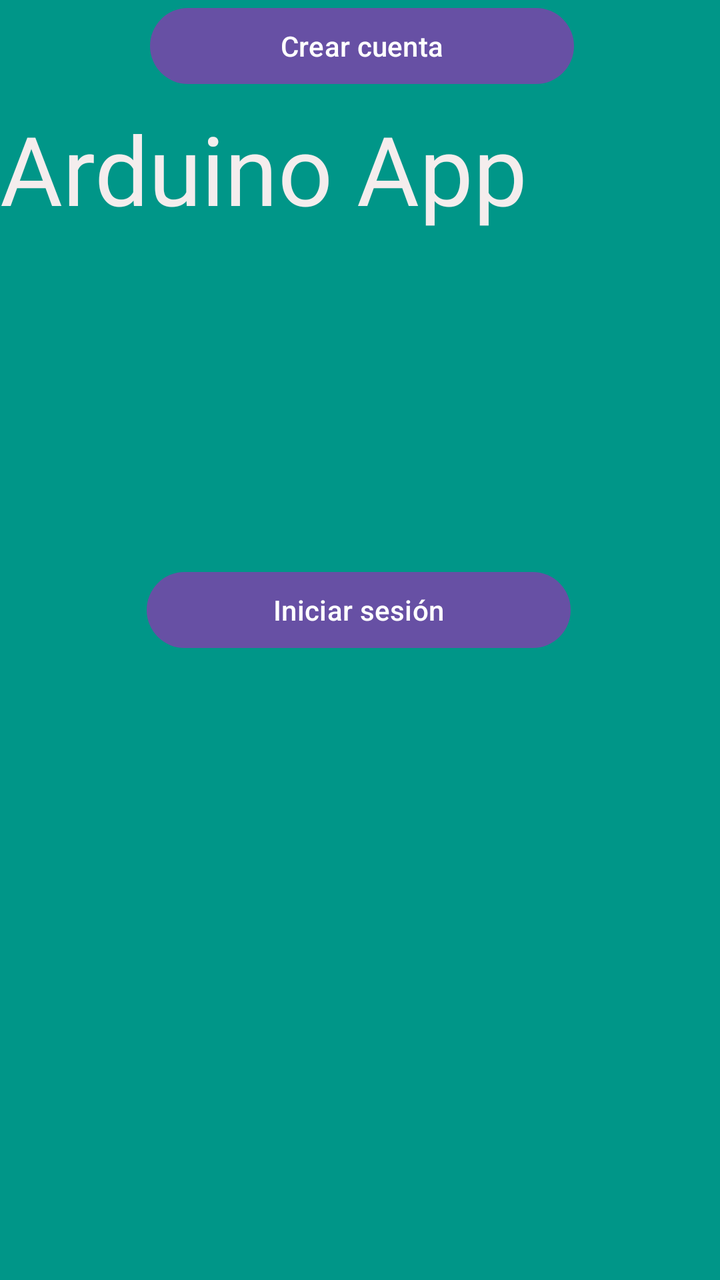
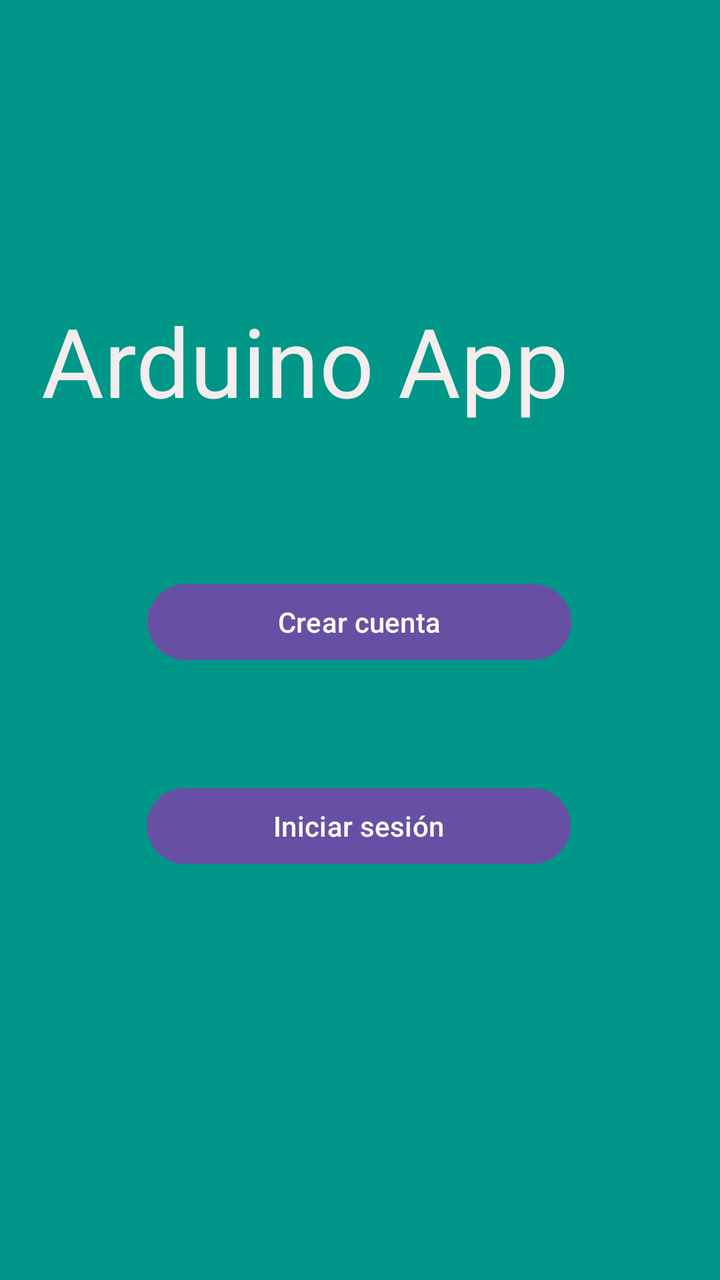

Before-and-after screenshots of an Android layout around one commit, followed by the original layout XML and the change that was made.
<!-- AndroidManifest.xml: application theme Theme.ArduinoApp -->
<!-- res/layout/activity_main.xml -->
<?xml version="1.0" encoding="utf-8"?>
<androidx.constraintlayout.widget.ConstraintLayout xmlns:android="http://schemas.android.com/apk/res/android"
    xmlns:app="http://schemas.android.com/apk/res-auto"
    xmlns:tools="http://schemas.android.com/tools"
    android:id="@+id/main"
    android:layout_width="match_parent"
    android:layout_height="match_parent"
    android:background="#009688"
    tools:context=".MainActivity">

    <TextView
        android:id="@+id/Titulo_principal"
        android:layout_width="318dp"
        android:layout_height="86dp"
        android:layout_marginTop="52dp"
        android:fontFamily="@font/comfortaa"
        android:text="Arduino App "
        android:textColor="#F4EDED"
        android:textSize="48sp"
        app:layout_constraintTop_toTopOf="parent"
        tools:layout_editor_absoluteX="46dp" />

    <Button
        android:id="@+id/btningresar"
        android:layout_width="212dp"
        android:layout_height="46dp"
        android:layout_marginStart="139dp"
        android:layout_marginTop="144dp"
        android:layout_marginEnd="139dp"
        android:text="Iniciar sesión"
        app:layout_constraintEnd_toEndOf="parent"
        app:layout_constraintHorizontal_bias="0.506"
        app:layout_constraintStart_toStartOf="parent"
        app:layout_constraintTop_toBottomOf="@+id/Titulo_principal" />

    <Button
        android:id="@+id/btncrear"
        android:layout_width="212dp"
        android:layout_height="46dp"
        android:layout_marginStart="139dp"
        android:layout_marginTop="68dp"
        android:layout_marginEnd="144dp"
        android:text="Crear cuenta"
        app:layout_constraintEnd_toEndOf="parent"
        app:layout_constraintHorizontal_bias="0.476"
        app:layout_constraintStart_toStartOf="parent"
        app:layout_constraintTop_toBottomOf="@+id/btnIniciarSesion" />

</androidx.constraintlayout.widget.ConstraintLayout>
<!-- resources referenced by this layout -->
<resources>
  <style name="Theme.ArduinoApp" parent="Base.Theme.ArduinoApp" />
  <style name="Base.Theme.ArduinoApp" parent="Theme.Material3.DayNight.NoActionBar">
          
          
      </style>
</resources>

<!-- the commit's change to res/layout/activity_main.xml (unified diff, before → after) -->
@@ -12,20 +12,35 @@
         android:id="@+id/Titulo_principal"
         android:layout_width="318dp"
         android:layout_height="86dp"
-        android:layout_marginTop="52dp"
+        android:layout_marginStart="46dp"
+        android:layout_marginTop="148dp"
+        android:layout_marginEnd="47dp"
         android:fontFamily="@font/comfortaa"
         android:text="Arduino App "
         android:textColor="#F4EDED"
         android:textSize="48sp"
-        app:layout_constraintTop_toTopOf="parent"
-        tools:layout_editor_absoluteX="46dp" />
+        app:layout_constraintEnd_toEndOf="parent"
+        app:layout_constraintStart_toStartOf="parent"
+        app:layout_constraintTop_toTopOf="parent" />
+
+    <Button
+        android:id="@+id/btncrear"
+        android:layout_width="212dp"
+        android:layout_height="46dp"
+        android:layout_marginStart="99dp"
+        android:layout_marginTop="54dp"
+        android:layout_marginEnd="100dp"
+        android:text="Crear cuenta"
+        app:layout_constraintEnd_toEndOf="parent"
+        app:layout_constraintStart_toStartOf="parent"
+        app:layout_constraintTop_toBottomOf="@+id/Titulo_principal" />
 
     <Button
         android:id="@+id/btningresar"
         android:layout_width="212dp"
         android:layout_height="46dp"
         android:layout_marginStart="139dp"
-        android:layout_marginTop="144dp"
+        android:layout_marginTop="156dp"
         android:layout_marginEnd="139dp"
         android:text="Iniciar sesión"
         app:layout_constraintEnd_toEndOf="parent"
@@ -33,17 +48,4 @@
         app:layout_constraintStart_toStartOf="parent"
         app:layout_constraintTop_toBottomOf="@+id/Titulo_principal" />
 
-    <Button
-        android:id="@+id/btncrear"
-        android:layout_width="212dp"
-        android:layout_height="46dp"
-        android:layout_marginStart="139dp"
-        android:layout_marginTop="68dp"
-        android:layout_marginEnd="144dp"
-        android:text="Crear cuenta"
-        app:layout_constraintEnd_toEndOf="parent"
-        app:layout_constraintHorizontal_bias="0.476"
-        app:layout_constraintStart_toStartOf="parent"
-        app:layout_constraintTop_toBottomOf="@+id/btnIniciarSesion" />
-
 </androidx.constraintlayout.widget.ConstraintLayout>
